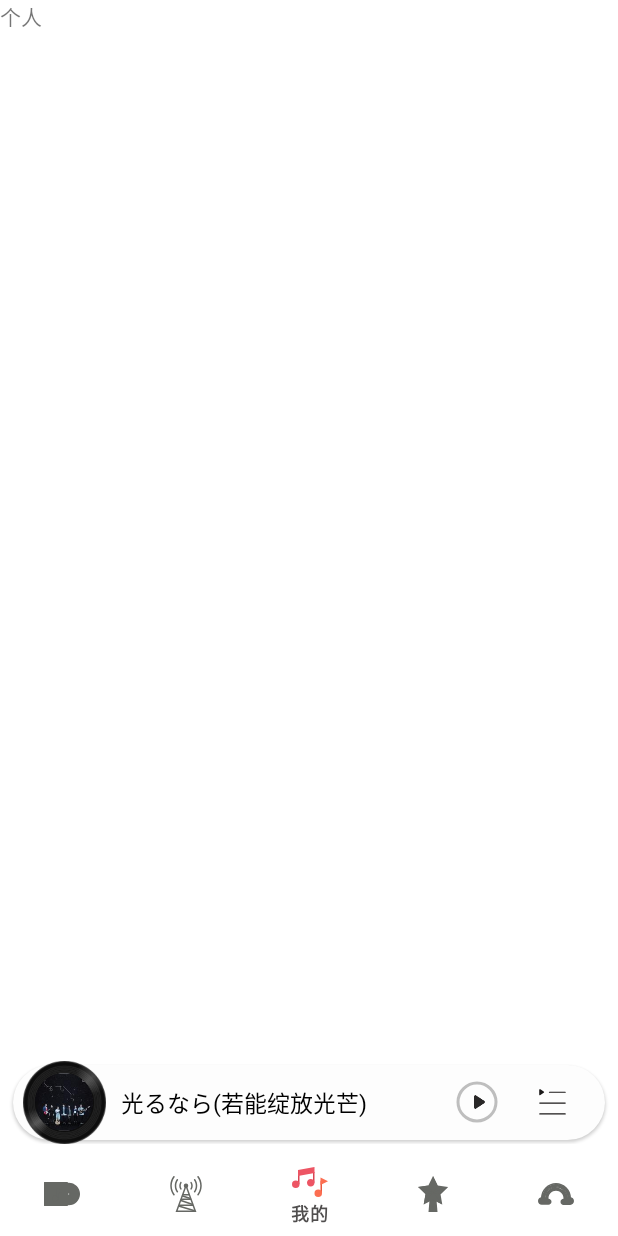
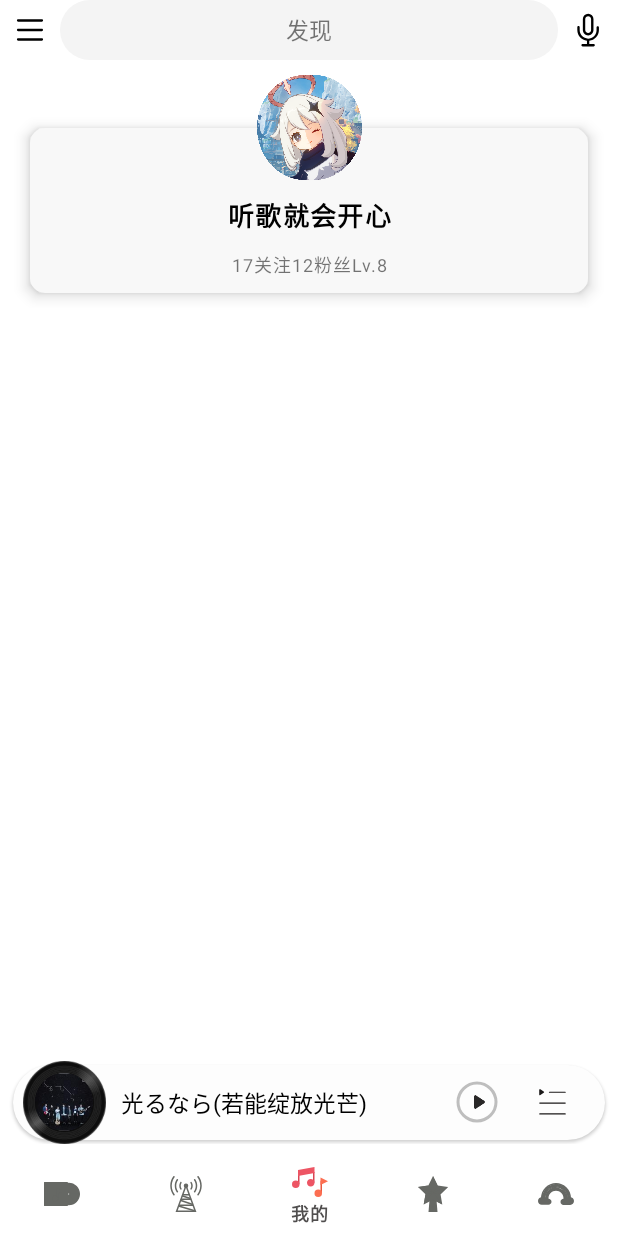
Before and after one commit to phcbest/KotlinNetEasyMusic, an Android app: the MainActivity screen opened directly, with no data from a screen before it, item 3 of the bottom bar chosen, on a phone screen of 412 x 824 dp. Run offline under Robolectric (Android 15) with nearby library versions, the light colour scheme and no system bars; our stand-ins replace RxJava; network calls fail; pictures from the network do not load.

Commit message:
编写mine界面

```diff
--- a/app/src/main/java/org/phcbest/neteasymusic/ui/fragment/MineFragment.kt
+++ b/app/src/main/java/org/phcbest/neteasymusic/ui/fragment/MineFragment.kt
@@ -1,60 +1,33 @@
 package org.phcbest.neteasymusic.ui.fragment
 
-import android.os.Bundle
-import androidx.fragment.app.Fragment
 import android.view.LayoutInflater
-import android.view.View
 import android.view.ViewGroup
-import org.phcbest.neteasymusic.R
+import androidx.viewbinding.ViewBinding
+import org.phcbest.neteasymusic.base.BaseFragment
+import org.phcbest.neteasymusic.databinding.FragmentMineBinding
 
-// TODO: Rename parameter arguments, choose names that match
-// the fragment initialization parameters, e.g. ARG_ITEM_NUMBER
-private const val ARG_PARAM1 = "param1"
-private const val ARG_PARAM2 = "param2"
+class MineFragment : BaseFragment() {
+    var binding: FragmentMineBinding? = null
 
-/**
- * A simple [Fragment] subclass.
- * Use the [MineFragment.newInstance] factory method to
- * create an instance of this fragment.
- */
-class MineFragment : Fragment() {
-    // TODO: Rename and change types of parameters
-    private var param1: String? = null
-    private var param2: String? = null
 
-    override fun onCreate(savedInstanceState: Bundle?) {
-        super.onCreate(savedInstanceState)
-        arguments?.let {
-            param1 = it.getString(ARG_PARAM1)
-            param2 = it.getString(ARG_PARAM2)
-        }
+    companion object {
+        @JvmStatic
+        fun newInstance() = MineFragment()
+
     }
 
-    override fun onCreateView(
-        inflater: LayoutInflater, container: ViewGroup?,
-        savedInstanceState: Bundle?
-    ): View? {
-        // Inflate the layout for this fragment
-        return inflater.inflate(R.layout.fragment_mine, container, false)
+    override fun initPresenter() {
     }
 
-    companion object {
-        /**
-         * Use this factory method to create a new instance of
-         * this fragment using the provided parameters.
-         *
-         * @param param1 Parameter 1.
-         * @param param2 Parameter 2.
-         * @return A new instance of fragment MineFragment.
-         */
-        // TODO: Rename and change types and number of parameters
-        @JvmStatic
-        fun newInstance() = MineFragment()
-//            MineFragment().apply {
-//                arguments = Bundle().apply {
-//                    putString(ARG_PARAM1, param1)
-//                    putString(ARG_PARAM2, param2)
-//                }
-//            }
+    override fun initView() {
+    }
+
+    override fun getViewBinding(inflater: LayoutInflater, container: ViewGroup?): ViewBinding {
+        binding = FragmentMineBinding.inflate(inflater, container, false)
+        return binding!!
+    }
+
+    override fun initEvent() {
+        super.initEvent()
     }
 }
--- /dev/null
+++ b/app/src/main/java/org/phcbest/neteasymusic/ui/widget/custom/CircularImageView.kt
@@ -0,0 +1,79 @@
+package org.phcbest.neteasymusic.ui.widget.custom
+
+import android.content.Context
+import android.graphics.*
+import android.graphics.drawable.Drawable
+import android.os.ProxyFileDescriptorCallback
+import android.util.AttributeSet
+import android.view.View
+import androidx.core.graphics.drawable.toBitmap
+import com.bumptech.glide.Glide
+import com.bumptech.glide.request.target.CustomTarget
+import com.bumptech.glide.request.transition.Transition
+import org.phcbest.neteasymusic.R
+
+class CircularImageView : View {
+
+    private var mBitmap: Bitmap? = null
+    private var mContext: Context? = null
+    private var mRect = Rect()
+    private var mPaint = Paint()
+
+    constructor(context: Context) : this(context, null)
+    constructor(context: Context, attrs: AttributeSet?) : this(context, attrs, 0)
+    constructor(context: Context, attrs: AttributeSet?, defStyleAttr: Int) : super(
+        context,
+        attrs,
+        defStyleAttr
+    ) {
+        mContext = context
+        init()
+    }
+
+    private fun init() {
+        mPaint.isAntiAlias = true
+        mBitmap = getCircleBitmap(resources.getDrawable(R.drawable.sample_avatar, null).toBitmap())
+    }
+
+    private fun getCircleBitmap(bitmap: Bitmap): Bitmap {
+        val circleBitmap = Bitmap.createBitmap(bitmap.width, bitmap.height, Bitmap.Config.ARGB_8888)
+        val canvas = Canvas(circleBitmap)
+        val paint = Paint()
+        val rect = Rect(0, 0, bitmap.width, bitmap.height)
+        val rectF = RectF(rect)
+        //按长宽最短的设定圆心位置
+        val roundRa = if (bitmap.width > bitmap.height) {
+            bitmap.height / 2F
+        } else {
+            bitmap.width / 2f
+        }
+        paint.isAntiAlias = true
+        canvas.drawARGB(0, 0, 0, 0)
+        paint.color = Color.GRAY
+        canvas.drawRoundRect(rectF, roundRa, roundRa, paint)
+        paint.xfermode = PorterDuffXfermode(PorterDuff.Mode.SRC_IN)
+        canvas.drawBitmap(bitmap, rect, rect, paint)
+        return circleBitmap
+    }
+
+
+    override fun onDraw(canvas: Canvas?) {
+        super.onDraw(canvas)
+        val minLength = if (height > width) width else height
+        mRect.set(0, 0, minLength, minLength)
+        canvas?.drawBitmap(mBitmap!!, null, mRect, mPaint)
+    }
+
+    fun setImage(imageUrl: String) {
+        Glide.with(mContext!!).asBitmap().load(imageUrl).into(object : CustomTarget<Bitmap>() {
+            override fun onResourceReady(resource: Bitmap, transition: Transition<in Bitmap>?) {
+                mBitmap = getCircleBitmap(resource)
+                invalidate()
+            }
+
+            override fun onLoadCleared(placeholder: Drawable?) {
+            }
+        })
+    }
+
+}
--- /dev/null
+++ b/app/src/main/res/drawable/shape_mine_car_bg.xml
@@ -0,0 +1,6 @@
+<?xml version="1.0" encoding="utf-8"?>
+<shape xmlns:android="http://schemas.android.com/apk/res/android">
+    <corners android:radius="10dp" />
+    <solid android:color="#F8F8F8" />
+
+</shape>
--- a/app/src/main/res/layout/activity_main.xml
+++ b/app/src/main/res/layout/activity_main.xml
@@ -6,6 +6,9 @@
     android:layout_height="match_parent"
     android:orientation="vertical"
     tools:context=".ui.activity.MainActivity">
+
+    <include layout="@layout/custom_discover_toolbar" />
+
 
     <androidx.fragment.app.FragmentContainerView
         android:id="@+id/fragment_home"
--- a/app/src/main/res/layout/fragment_discover.xml
+++ b/app/src/main/res/layout/fragment_discover.xml
@@ -6,8 +6,6 @@
     android:layout_height="match_parent"
     android:orientation="vertical"
     tools:context=".ui.fragment.DiscoverFragment">
-
-    <include layout="@layout/custom_discover_toolbar" />
 
     <include layout="@layout/custom_banner" />
 
--- a/app/src/main/res/layout/fragment_mine.xml
+++ b/app/src/main/res/layout/fragment_mine.xml
@@ -1,14 +1,80 @@
 <?xml version="1.0" encoding="utf-8"?>
-<FrameLayout xmlns:android="http://schemas.android.com/apk/res/android"
+<ScrollView xmlns:android="http://schemas.android.com/apk/res/android"
+    xmlns:app="http://schemas.android.com/apk/res-auto"
     xmlns:tools="http://schemas.android.com/tools"
     android:layout_width="match_parent"
     android:layout_height="match_parent"
+    android:scrollbars="none"
     tools:context=".ui.fragment.MineFragment">
 
-    <!-- TODO: Update blank fragment layout -->
-    <TextView
+    <LinearLayout
         android:layout_width="match_parent"
-        android:layout_height="match_parent"
-        android:text="个人" />
+        android:layout_height="wrap_content"
+        android:orientation="vertical">
 
-</FrameLayout>
+        <androidx.constraintlayout.widget.ConstraintLayout
+            android:layout_width="match_parent"
+            android:layout_height="wrap_content"
+            android:paddingTop="10dp">
+
+            <View
+                android:id="@+id/view_mine_title_bg"
+                android:layout_width="match_parent"
+                android:layout_height="110dp"
+                android:layout_marginStart="20dp"
+                android:layout_marginTop="35dp"
+                android:layout_marginEnd="20dp"
+                android:layout_marginBottom="10dp"
+                android:background="@drawable/shape_mine_car_bg"
+                android:elevation="6dp"
+                app:layout_constraintBottom_toBottomOf="parent"
+                app:layout_constraintEnd_toEndOf="parent"
+                app:layout_constraintStart_toStartOf="parent"
+                app:layout_constraintTop_toTopOf="parent" />
+
+            <org.phcbest.neteasymusic.ui.widget.custom.CircularImageView
+                android:id="@+id/iv_mine_avatar"
+                android:layout_width="70dp"
+                android:layout_height="70dp"
+                android:layout_gravity="center|top"
+                android:elevation="7dp"
+                app:layout_constraintEnd_toEndOf="parent"
+                app:layout_constraintStart_toStartOf="parent"
+                app:layout_constraintTop_toTopOf="parent" />
+
+            <TextView
+                android:id="@+id/tv_mine_username"
+                android:layout_width="wrap_content"
+                android:layout_height="wrap_content"
+                android:elevation="7dp"
+                android:letterSpacing="0.05"
+                android:maxLines="1"
+                android:text="听歌就会开心"
+                android:textColor="@color/black"
+                android:textSize="17sp"
+                android:textStyle="bold"
+                app:layout_constraintBottom_toTopOf="@id/tv_mine_follow_level"
+                app:layout_constraintEnd_toEndOf="@+id/view_mine_title_bg"
+                app:layout_constraintStart_toStartOf="@+id/view_mine_title_bg"
+                app:layout_constraintTop_toBottomOf="@+id/iv_mine_avatar" />
+
+            <TextView
+                android:id="@+id/tv_mine_follow_level"
+                android:layout_width="wrap_content"
+                android:layout_height="wrap_content"
+                android:elevation="7dp"
+                android:letterSpacing="0.05"
+                android:maxLines="1"
+                android:text="17关注\t12粉丝\tLv.8"
+                android:textSize="12sp"
+                app:layout_constraintBottom_toBottomOf="@id/view_mine_title_bg"
+                app:layout_constraintEnd_toEndOf="@+id/view_mine_title_bg"
+                app:layout_constraintStart_toStartOf="@+id/view_mine_title_bg"
+                app:layout_constraintTop_toBottomOf="@+id/tv_mine_username" />
+
+
+        </androidx.constraintlayout.widget.ConstraintLayout>
+
+    </LinearLayout>
+
+</ScrollView>
```
Also changed, not shown: app/src/main/res/drawable/sample_avatar.png (added), 3 other files.
